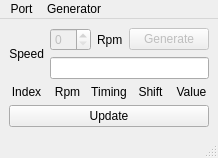
Above: service/ignitor.ui from asmaslov/ignitor before the change. Below: the same form after it.
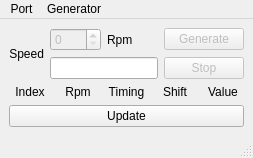
That is the form after the change. Icons and pictures are not drawn.

```diff
--- a/service/ignitor.ui
+++ b/service/ignitor.ui
@@ -45,13 +45,6 @@
       </property>
      </widget>
     </item>
-    <item row="1" column="2" colspan="3">
-     <widget class="QLineEdit" name="lineEditSpeedReal">
-      <property name="readOnly">
-       <bool>true</bool>
-      </property>
-     </widget>
-    </item>
     <item row="2" column="1" colspan="4">
      <layout class="QGridLayout" name="gridLayoutTimings">
       <item row="0" column="4">
@@ -113,6 +106,23 @@
       </property>
      </widget>
     </item>
+    <item row="1" column="2" colspan="2">
+     <widget class="QLineEdit" name="lineEditSpeedReal">
+      <property name="readOnly">
+       <bool>true</bool>
+      </property>
+     </widget>
+    </item>
+    <item row="1" column="4">
+     <widget class="QPushButton" name="pushButtonStop">
+      <property name="enabled">
+       <bool>false</bool>
+      </property>
+      <property name="text">
+       <string>Stop</string>
+      </property>
+     </widget>
+    </item>
    </layout>
   </widget>
   <widget class="QMenuBar" name="menubar">
@@ -120,7 +130,7 @@
     <rect>
      <x>0</x>
      <y>0</y>
-     <width>236</width>
+     <width>293</width>
      <height>22</height>
     </rect>
    </property>
```
